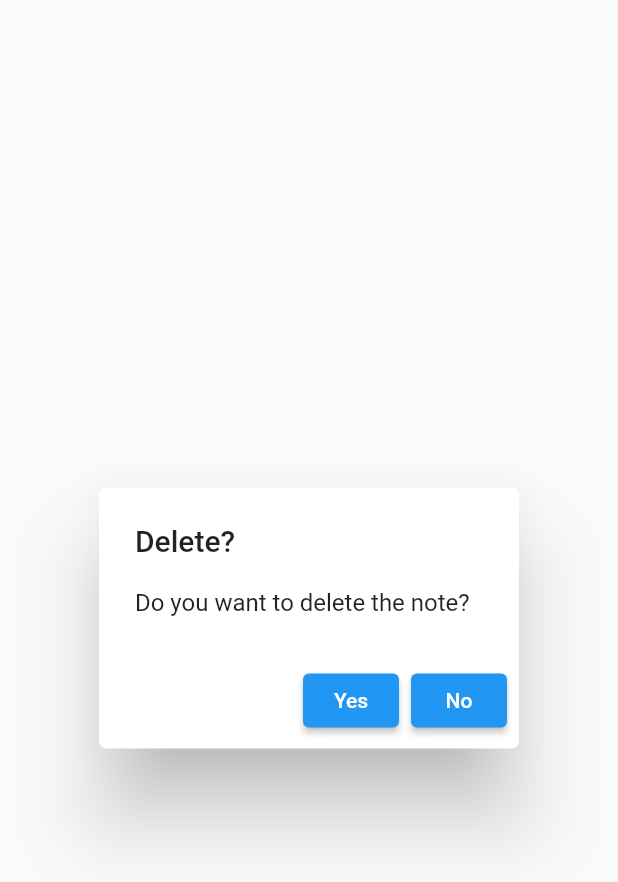
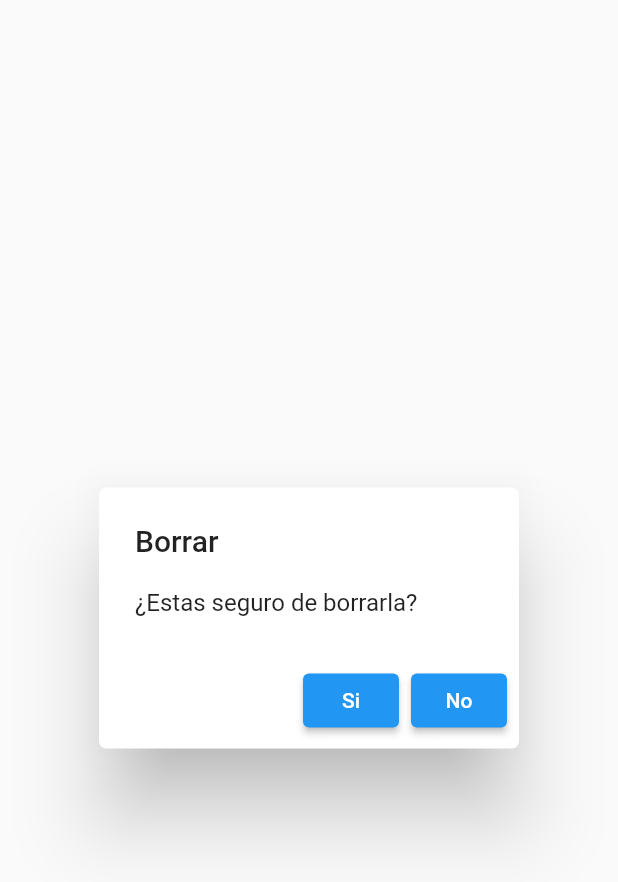
Before and after one commit to xElGrego/proyecto_takingnotes, a Flutter app: the DeletePopUp widget shown alone on an empty page, opened directly with empty values, on a phone screen of 412 x 824 dp. Shown: the top 882 px of the screen. Run offline on Flutter 3.47's test engine with Material 2 defaults, Android fonts, the phone set to English and light mode, and no system bars; our stand-ins replace google_fonts, image_picker, sqflite; accounts and stored records are empty.

Commit message:
Arreglando pequeños cambios

```diff
--- a/lib/helper/note_provider.dart
+++ b/lib/helper/note_provider.dart
@@ -13,6 +13,8 @@ class NoteProvider with ChangeNotifier {
   Note getNote(int id) {
     return _items.firstWhere((note) => note.id == id, orElse: () => null);
   }
+
+
     Future deleteNote(int id) {
     _items.removeWhere((element) => element.id == id);
     notifyListeners();
--- a/lib/widgets/delet_pop.dart
+++ b/lib/widgets/delet_pop.dart
@@ -2,24 +2,27 @@ import 'package:flutter/material.dart';
 import '../helper/note_provider.dart';
 import '../models/note.dart';
 import 'package:provider/provider.dart';
+
 class DeletePopUp extends StatelessWidget {
   const DeletePopUp({
     Key key,
     @required this.selectedNote,
   }) : super(key: key);
   final Note selectedNote;
+
   @override
   Widget build(BuildContext context) {
     return AlertDialog(
-      shape: RoundedRectangleBorder(borderRadius: BorderRadius.circular(5)),
-      title: Text('Delete?'),
-      content: Text('Do you want to delete the note?'),
+      shape: RoundedRectangleBorder(
+        borderRadius: BorderRadius.circular(5),
+      ),
+      title: Text('Borrar'),
+      content: Text('¿Estas seguro de borrarla?'),
       actions: [
         ElevatedButton(
-          child: Text('Yes'),
+          child: Text('Si'),
           onPressed: () {
-            Provider.of<NoteProvider>(context, listen: false)
-                .deleteNote(selectedNote.id);
+            Provider.of<NoteProvider>(context, listen: false).deleteNote(selectedNote.id);
             Navigator.popUntil(context, ModalRoute.withName('/'));
           },
         ),
--- a/lib/widgets/note_list.dart
+++ b/lib/widgets/note_list.dart
@@ -9,6 +9,7 @@ class ListItem extends StatelessWidget {
   final String imagePath;
   final String date;
   ListItem({this.id, this.title, this.content, this.imagePath, this.date});
+
   @override
   Widget build(BuildContext context) {
     return Container(
```
Also changed, not shown: lib/screens/noteview_screen.dart (+6 -4 lines).
